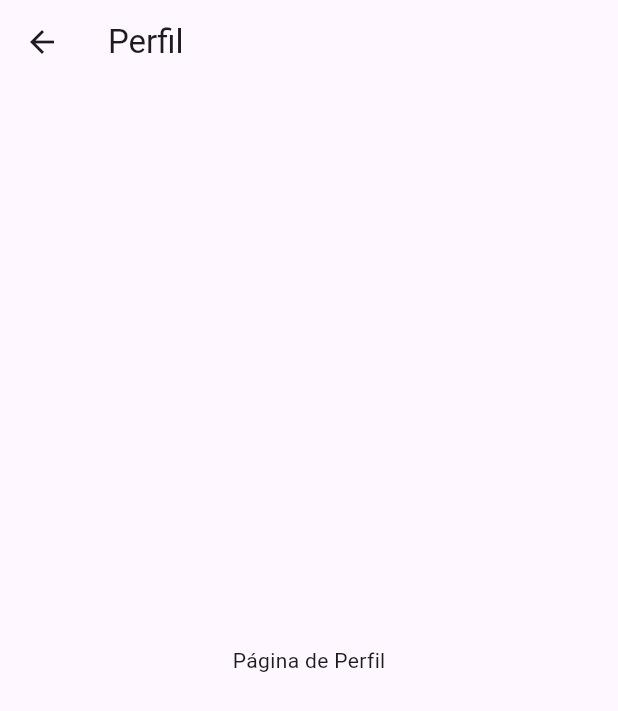
After one commit to rodrguesb25/projetofinaca, a Flutter app: the ProfilePage screen opened by its route, on a phone screen of 412 x 824 dp. The commit adds this screen. Shown: the top 711 px of the screen. Run offline on Flutter 3.47's test engine with Material 3 defaults, Android fonts, the phone set to English and light mode, and no system bars.

Commit message:
Criei a página perfil e as suas devidas rotas.

```diff
--- a/lib/app.dart
+++ b/lib/app.dart
@@ -1,6 +1,7 @@
 import 'package:flutter/material.dart';
 import 'views/dashboard_page.dart';
 import 'views/transactions_page.dart';
+import 'views/profile_page.dart';
 
 class App extends StatelessWidget {
   @override
@@ -11,6 +12,7 @@ class App extends StatelessWidget {
       routes: {
         '/dashboard': (_) => DashboardPage(),
         '/transacoes': (_) => TransactionsPage(),
+        '/perfil': (_) => ProfilePage()
       },
       theme: ThemeData(
         colorScheme: ColorScheme.fromSeed(seedColor: Colors.deepPurple),
--- a/lib/views/dashboard_page.dart
+++ b/lib/views/dashboard_page.dart
@@ -29,7 +29,11 @@ class DashboardPage extends StatelessWidget {
           if (i == 1) {
             Navigator.pushNamed(context, '/transacoes');
           }
+          if (i == 2) {
+            Navigator.pushNamed(context, '/perfil');
+          }
         },
+
       ),
 
       // Conteúdo
--- /dev/null
+++ b/lib/views/profile_page.dart
@@ -0,0 +1,17 @@
+import 'package:flutter/material.dart';
+
+class ProfilePage extends StatelessWidget {
+  const ProfilePage({super.key});
+
+  @override
+  Widget build(BuildContext context) {
+    return Scaffold(
+      appBar: AppBar(
+        title: Text('Perfil'),
+      ),
+      body: Center(
+        child: Text('Página de Perfil'),
+      ),
+    );
+  }
+}
```
